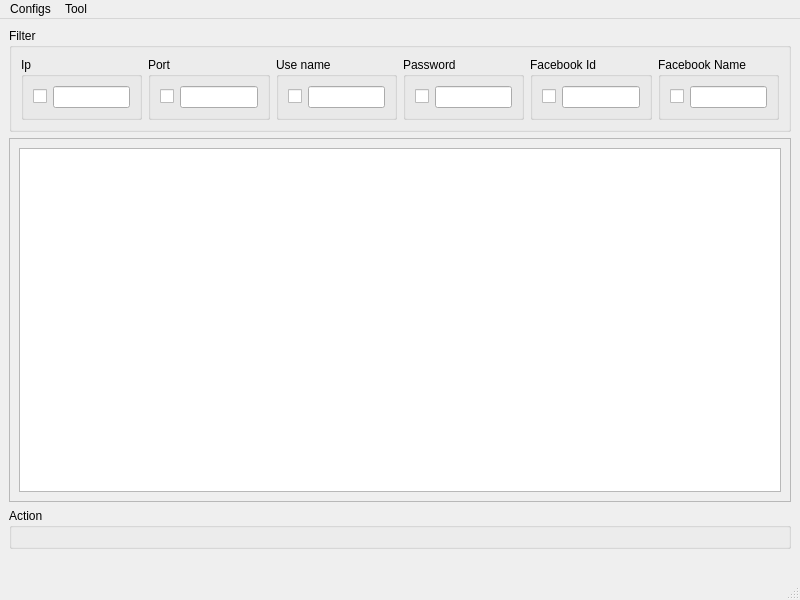
hspace-biz/fb_manage, file ui/Proxy_Manager.ui: the form before one commit.
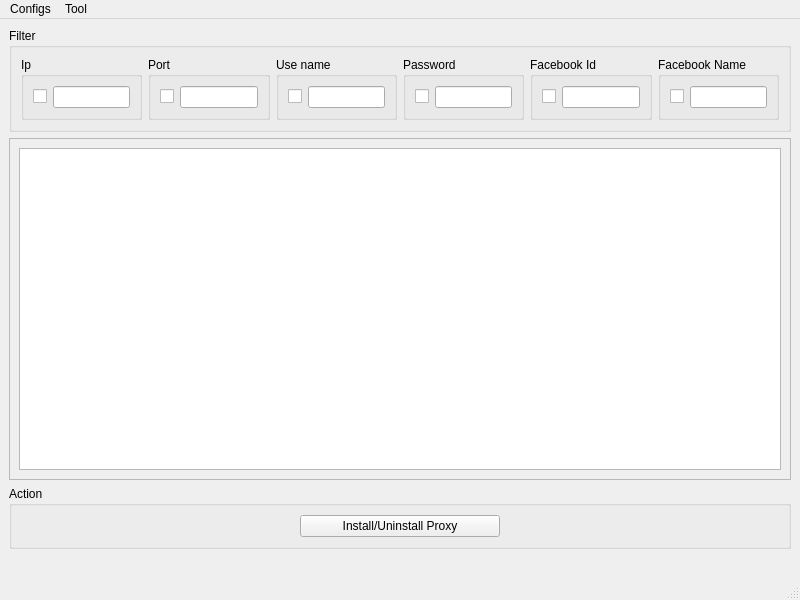
The form after the commit.

Commit message: install/uninstall proxy

```diff
--- a/ui/Proxy_Manager.ui
+++ b/ui/Proxy_Manager.ui
@@ -185,7 +185,7 @@
          <x>0</x>
          <y>0</y>
          <width>780</width>
-         <height>389</height>
+         <height>366</height>
         </rect>
        </property>
        <layout class="QVBoxLayout" name="verticalLayout_2">
@@ -204,7 +204,21 @@
       <property name="title">
        <string>Action</string>
       </property>
-      <layout class="QHBoxLayout" name="horizontalLayout_7"/>
+      <layout class="QHBoxLayout" name="horizontalLayout_7">
+       <item>
+        <widget class="QPushButton" name="pushButton_install_proxy">
+         <property name="maximumSize">
+          <size>
+           <width>200</width>
+           <height>16777215</height>
+          </size>
+         </property>
+         <property name="text">
+          <string>Install/Uninstall Proxy</string>
+         </property>
+        </widget>
+       </item>
+      </layout>
      </widget>
     </item>
     <item>
```
The commit also changes 9 other files.
